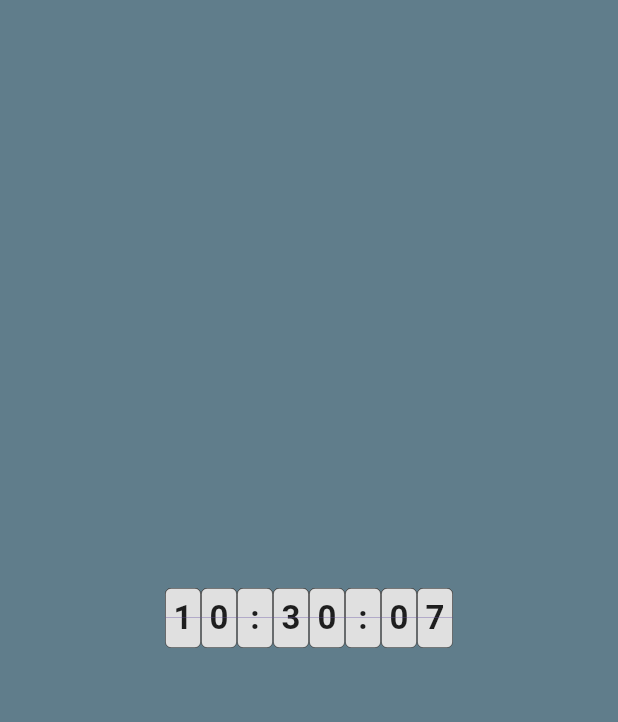
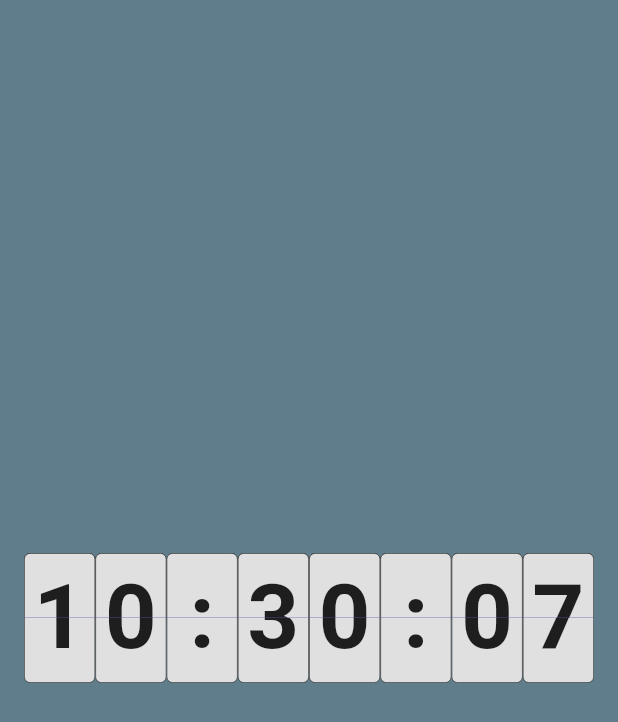
Before and after one commit to PeterOmbodi/flutter_flip_flap, a Flutter app: the screen it shows after launch, on a phone screen of 412 x 824 dp. Shown: the top 722 px of the screen. Run offline on Flutter 3.47's test engine with Material 3 defaults, Android fonts, the phone set to English and light mode, and no system bars.

Commit message:
improve example

```diff
--- a/example/lib/main.dart
+++ b/example/lib/main.dart
@@ -54,9 +54,23 @@ class _FlipFlapClockState extends State<FlipFlapClock> {
   }
 
   @override
-  Widget build(final BuildContext context) => FlipFlapDisplay(
-    text: _time,
-    unitConstraints: const BoxConstraints(minWidth: 24, minHeight: 40),
-    displayType: UnitType.mixed,
-  );
+  Widget build(BuildContext context) {
+    final screenWidth = MediaQuery.sizeOf(context).width;
+    final horizontalPadding = 32.0;
+    final available = (screenWidth - horizontalPadding).clamp(200.0, double.infinity);
+    final units = _time.length;
+    final unitWidth = (available / units).clamp(24.0, 96.0);
+    final unitHeight = unitWidth * 1.7;
+    final fontSize = unitHeight * 0.75;
+
+    return Padding(
+      padding: EdgeInsets.symmetric(horizontal: horizontalPadding / 2),
+      child: FlipFlapDisplay(
+        text: _time,
+        textStyle: FlipFlapTheme.of(context).textStyle.copyWith(fontSize: fontSize),
+        unitConstraints: BoxConstraints(minWidth: unitWidth, minHeight: unitHeight),
+        displayType: UnitType.mixed,
+      ),
+    );
+  }
 }
```
Also changed, not shown: example/pubspec.lock.
